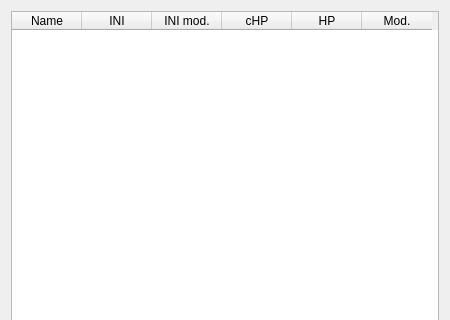
Above: UI/TurnOrderWidget.ui from andreassch/RPGAssistant before the change; both pictures show x 0 to 450 and y 0 to 320 of the 450 by 600 pixel window. Below: the same form after it.
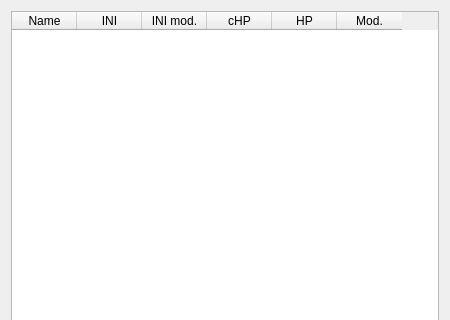
That is the form after the change. Icons and pictures are not drawn.

Commit message: Added a dice tool in the main widget.

What changed in the file:
```diff
--- a/UI/TurnOrderWidget.ui
+++ b/UI/TurnOrderWidget.ui
@@ -36,7 +36,7 @@
       <bool>false</bool>
      </property>
      <attribute name="horizontalHeaderDefaultSectionSize">
-      <number>70</number>
+      <number>65</number>
      </attribute>
      <attribute name="horizontalHeaderShowSortIndicator" stdset="0">
       <bool>false</bool>
```
The commit also changes 7 other files.
